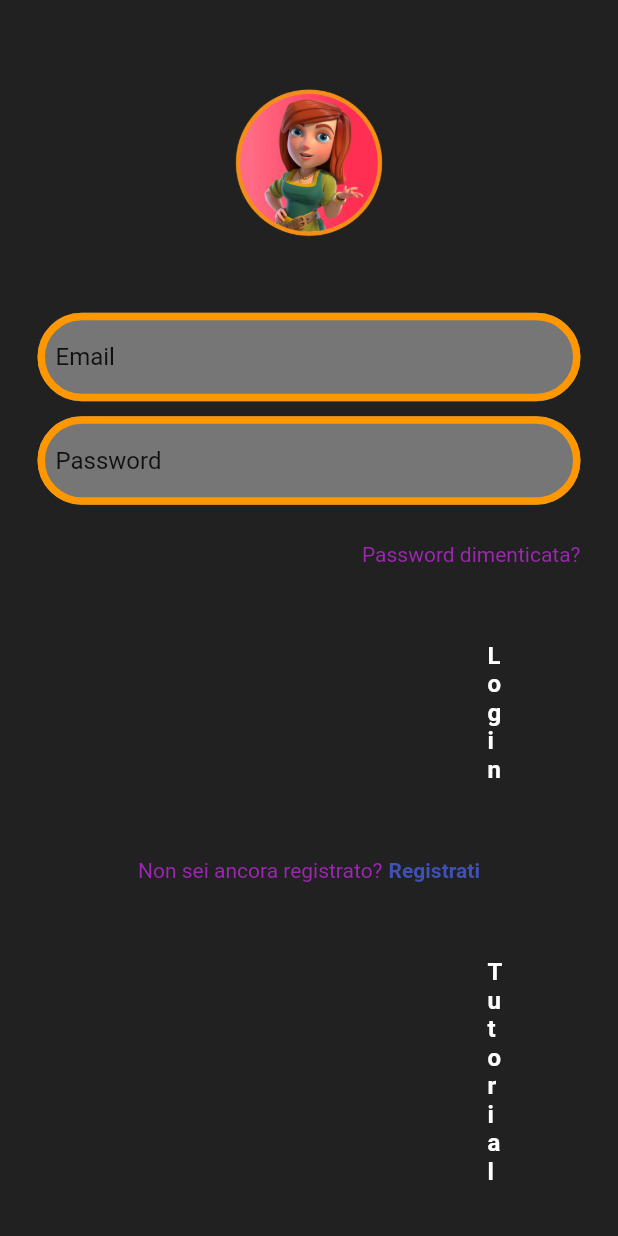
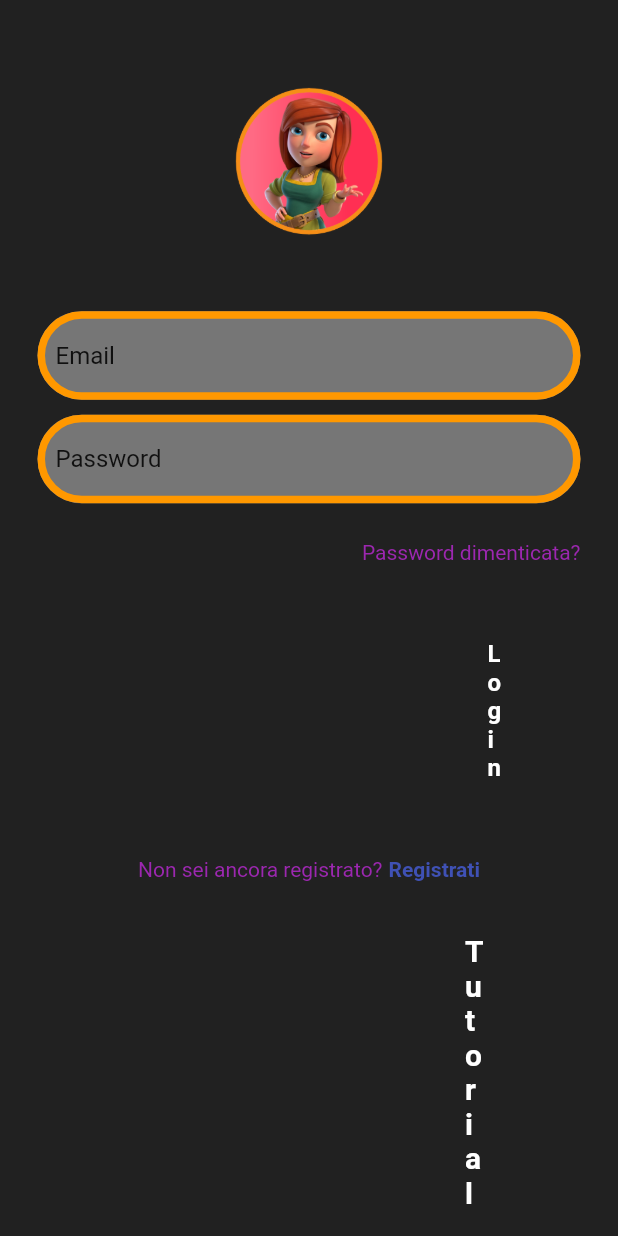
Before and after one commit to toscap2002/my_app_flutter, a Flutter app: the screen it shows after launch, on a phone screen of 412 x 824 dp. Run offline on Flutter 3.47's test engine with Material 2 defaults, Android fonts, the phone set to English and light mode, and no system bars; our stand-ins replace cloud_firestore, curved_navigation_bar, firebase_auth, firebase_core, firebase_database, fluttertoast and 3 more; accounts and stored records are empty.

Commit message:
Modifiche al bottone tutorial

```diff
--- a/lib/pages/loginPage.dart
+++ b/lib/pages/loginPage.dart
@@ -172,16 +172,40 @@ class _LoginPageState  extends State<LoginPage>{
 
                         const SizedBox(height: 25),
 
-                        //Login
-                        MyButton(
-                          text: "Tutorial",
-                          onTap:() {
+                        // //Tutorial
+                        // MyButton(
+                        //   text: "Tutorial",
+                        //   onTap:() {
+                        //     // Quando il pulsante viene premuto, apri la nuova pagina
+                        //     Navigator.push(
+                        //       context,
+                        //       MaterialPageRoute(builder: (context) => TutorialPage()),
+                        //     );
+                        //   },
+                        // ),
+                        GestureDetector(
+                            onTap: () {
                               // Quando il pulsante viene premuto, apri la nuova pagina
                               Navigator.push(
                                 context,
                                 MaterialPageRoute(builder: (context) => TutorialPage()),
                               );
                             },
+                          child: Container(
+                              padding: const EdgeInsets.all(10),
+                              margin: const EdgeInsets.symmetric(horizontal: 300),
+                              decoration: BoxDecoration(color: Colors.purple[400],
+                                borderRadius: BorderRadius.circular(8),
+                              ),
+                            child: const Text(
+                              'Tutorial',
+                              style: TextStyle(
+                                color: Colors.white,
+                                fontWeight: FontWeight.bold,
+                                fontSize: 20,
+                              ),
+                            )
+                        ),
                         ),
                           ],
                   ),
```
Lines whose indentation alone changed are shown as unchanged.
